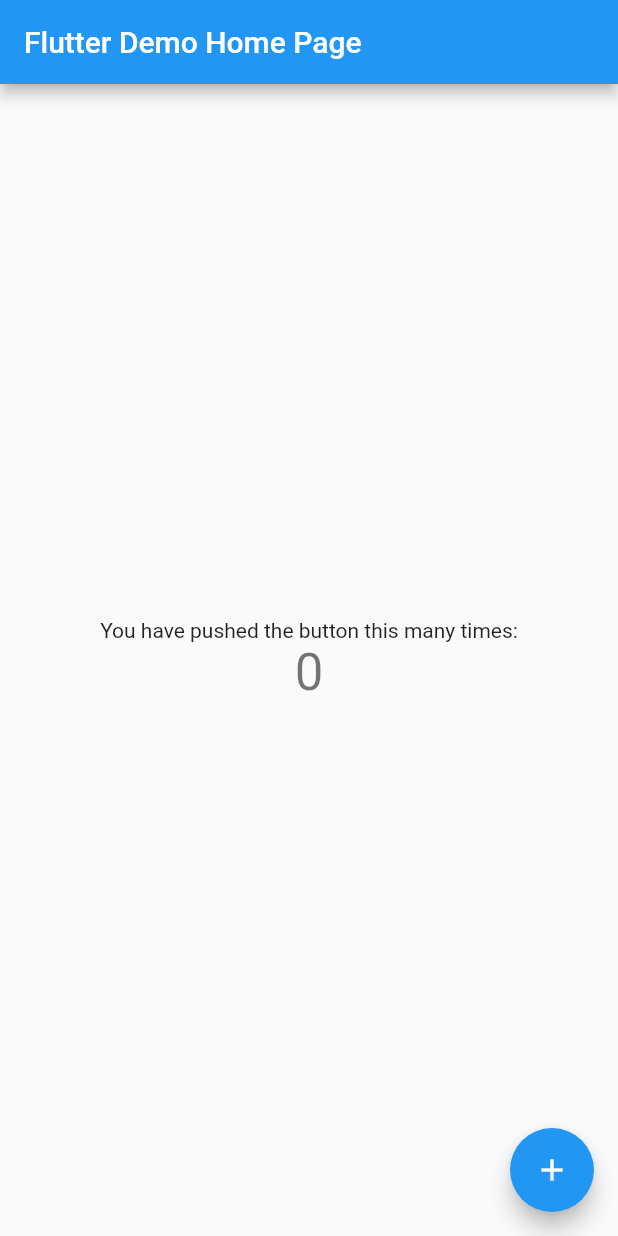
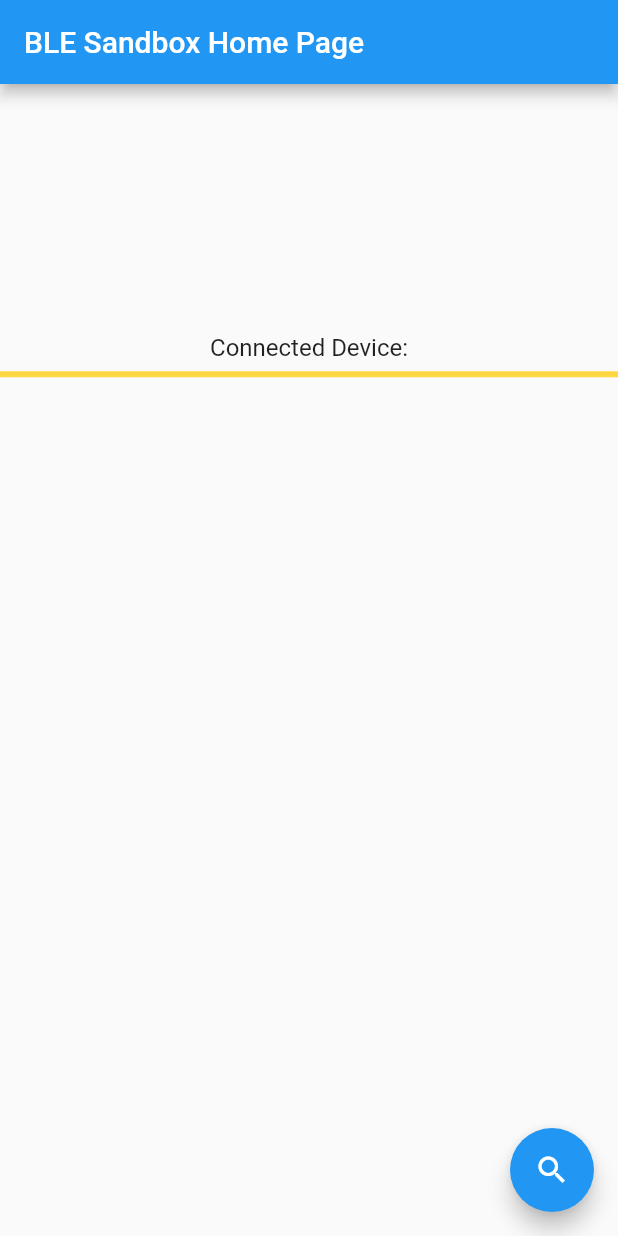
Before and after one commit to maks/ble_sandbox, a Flutter app: the screen it shows after launch, on a phone screen of 412 x 824 dp. Run offline on Flutter 3.47's test engine with Material 2 defaults, Android fonts, the light colour scheme and no system bars; our stand-ins replace flutter_blue.

Commit message:
basic scan & connect/disconnect

```diff
--- a/lib/main.dart
+++ b/lib/main.dart
@@ -1,4 +1,5 @@
 import 'package:flutter/material.dart';
+import 'package:flutter_blue/flutter_blue.dart';
 
 void main() {
   runApp(MyApp());
@@ -8,11 +9,11 @@
   @override
   Widget build(BuildContext context) {
     return MaterialApp(
-      title: 'Flutter Demo',
+      title: 'BLE Sandbox',
       theme: ThemeData(
         primarySwatch: Colors.blue,
       ),
-      home: MyHomePage(title: 'Flutter Demo Home Page'),
+      home: MyHomePage(title: 'BLE Sandbox Home Page'),
     );
   }
 }
@@ -27,13 +28,12 @@
 }
 
 class _MyHomePageState extends State<MyHomePage> {
-  int _counter = 0;
+  var scanResultsSubscription;
+  FlutterBlue flutterBlue = FlutterBlue.instance;
 
-  void _incrementCounter() {
-    setState(() {
-      _counter++;
-    });
-  }
+  BluetoothDevice _connectedDevice;
+  List<BluetoothDevice> _scannedDevices = [];
+  List<BluetoothService> _services = [];
 
   @override
   Widget build(BuildContext context) {
@@ -46,19 +46,137 @@
           mainAxisAlignment: MainAxisAlignment.center,
           children: <Widget>[
             Text(
-              'You have pushed the button this many times:',
+              'Connected Device:',
+              style: TextStyle(
+                fontSize: 16,
+              ),
             ),
-            Text(
-              '$_counter',
-              style: Theme.of(context).textTheme.headline4,
+            if (_connectedDevice != null)
+              Row(
+                mainAxisAlignment: MainAxisAlignment.spaceBetween,
+                children: [
+                  BTDeviceName(
+                    device: _connectedDevice,
+                  ),
+                  TextButton(
+                    onPressed: () => _disconnectDevice(_connectedDevice),
+                    child: Text('Disconnect'),
+                  )
+                ],
+              ),
+            Divider(
+              height: 16,
+              thickness: 4,
+              color: Colors.amberAccent,
+            ),
+            Container(
+              height: 400,
+              child: ListView.builder(
+                itemBuilder: (context, index) {
+                  final device = _scannedDevices[index];
+                  return Row(
+                    mainAxisAlignment: MainAxisAlignment.spaceBetween,
+                    children: [
+                      BTDeviceName(
+                        device: device,
+                      ),
+                      TextButton(
+                        onPressed: () => _connectDevice(device),
+                        child: Text('Connect'),
+                      )
+                    ],
+                  );
+                },
+                itemCount: _scannedDevices.length,
+              ),
             ),
           ],
         ),
       ),
       floatingActionButton: FloatingActionButton(
-        onPressed: _incrementCounter,
+        onPressed: () => _scanForDevices(flutterBlue),
         tooltip: 'Increment',
-        child: Icon(Icons.add),
+        child: Icon(Icons.search),
+      ),
+    );
+  }
+
+  @override
+  void dispose() {
+    super.dispose();
+    scanResultsSubscription.cancel();
+  }
+
+  void _scanForDevices(FlutterBlue flutterBlue) {
+    // Start scanning
+    flutterBlue.startScan(timeout: Duration(seconds: 4));
+
+    // Listen to scan results
+    scanResultsSubscription = flutterBlue.scanResults.listen((results) {
+      // do something with scan results
+      for (ScanResult r in results) {
+        print('${r.device.name} found! rssi: ${r.rssi}');
+        _addDeviceTolist(r.device);
+      }
+    });
+    // Stop scanning
+    flutterBlue.stopScan();
+  }
+
+  void _addDeviceTolist(final BluetoothDevice device) {
+    if (!_scannedDevices.contains(device)) {
+      setState(() {
+        _scannedDevices.add(device);
+      });
+    }
+  }
+
+  void _connectDevice(final BluetoothDevice device) async {
+    // Connect to the device
+    await device.connect();
+    setState(() {
+      _connectedDevice = device;
+      _scannedDevices.remove(device);
+    });
+  }
+
+  void _disconnectDevice(final BluetoothDevice device) async {
+    // Disconnect from device
+    device.disconnect();
+    setState(() {
+      _scannedDevices.add(device);
+      _connectedDevice = null;
+    });
+  }
+
+  void _discoverServices(final BluetoothDevice device) async {
+    List<BluetoothService> services = await device.discoverServices();
+    services.forEach((service) {
+      // do something with service
+    });
+  }
+}
+
+class BTDeviceName extends StatelessWidget {
+  final BluetoothDevice device;
+
+  const BTDeviceName({Key key, this.device}) : super(key: key);
+
+  @override
+  Widget build(BuildContext context) {
+    return Padding(
+      padding: const EdgeInsets.all(8.0),
+      child: Column(
+        children: [
+          Padding(
+            padding: const EdgeInsets.all(8.0),
+            child: Text(
+              '${device.name.isEmpty ? 'Unknown' : device.name}',
+              style: TextStyle(fontSize: 18),
+            ),
+          ),
+          Text('${device.id}'),
+        ],
       ),
     );
   }
--- a/pubspec.yaml
+++ b/pubspec.yaml
@@ -12,8 +12,7 @@
   flutter:
     sdk: flutter
   cupertino_icons: ^1.0.2
-  flutter_ble_lib: ^2.3.2
-  permission_handler: ^5.1.0+2
+  flutter_blue: ^0.7.3
 
 dev_dependencies:
   flutter_test:
```
Also changed, not shown: pubspec.lock, 2 other files.
